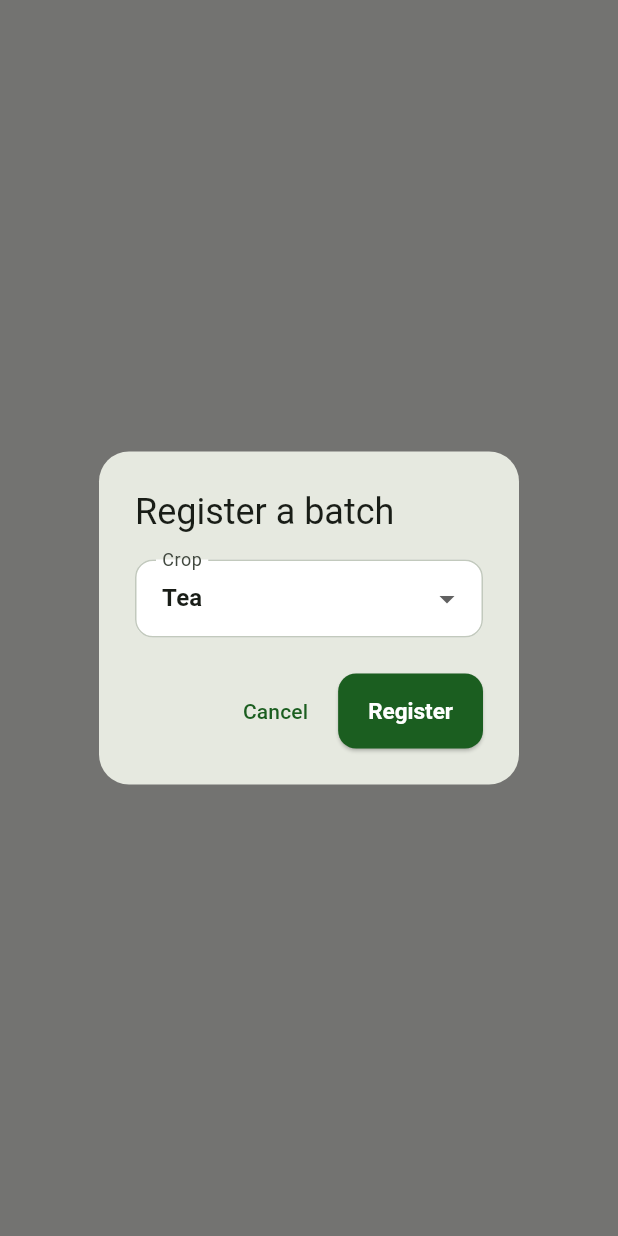
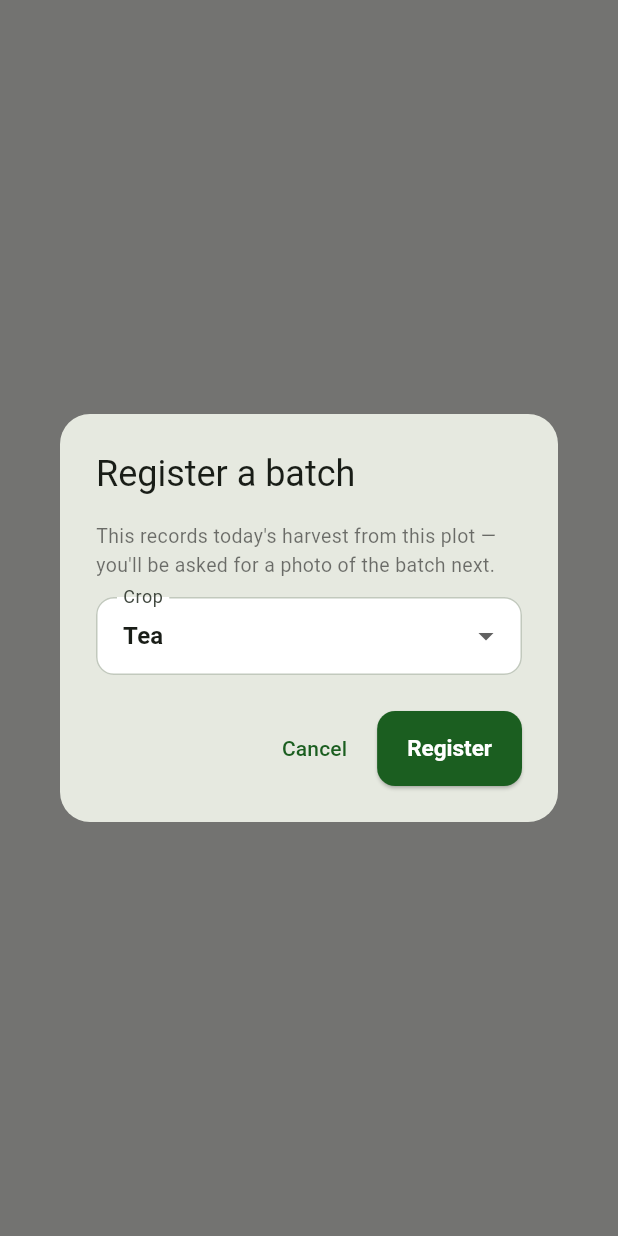
Before and after one commit to SSSARROW/agri, a Flutter app: what registerBatchForPlot() shows on an empty page, opened directly with empty values, on a phone screen of 412 x 824 dp. Run offline on Flutter 3.47's test engine with Material 3 defaults, Android fonts, the phone set to English and light mode, and no system bars; our stand-ins replace connectivity_plus, flutter_map, flutter_secure_storage, geolocator, hive_flutter, image_picker and 3 more; missing offline and left inert: mobile_scanner; accounts and stored records are empty; network calls fail.

Commit message:
Bundle photo + collect event into batch registration, not separate manual steps
Registering a batch left it stuck at REGISTERED with an empty timeline
until someone separately recorded Collect - impractical for a farmer who
harvests and sells their own batches without a collector in the middle
(a collector only verifies: weigh + collector_attestation, see
collector_home_page.dart, no change needed there). A batch photo was also
only ever optional.

Reworked registerBatchForPlot so one action does it all: photo is now
required before the batch is even created (looping on cancel rather than
letting it through blank, and avoiding an orphan batch with no evidence
if the farmer backs out), and a collect event is queued automatically
right after creation, representing the farmer's own harvest. Renamed the
plot screen's action button from "Batch" to "Harvest" to match. Verified
live end to end: registered a new batch, and its provenance timeline
shows both the photo and the collect event with no extra manual action.

```diff
--- a/mobile/lib/core/plot_actions.dart
+++ b/mobile/lib/core/plot_actions.dart
@@ -1,3 +1,5 @@
+import 'dart:io';
+
 import 'package:flutter/material.dart';
 
 import '../models/plot.dart';
@@ -633,6 +635,12 @@ Future<void> registerBatchForPlot(
               mainAxisSize: MainAxisSize.min,
               crossAxisAlignment: CrossAxisAlignment.start,
               children: [
+                const Text(
+                  "This records today's harvest from this plot — you'll be "
+                  'asked for a photo of the batch next.',
+                  style: TextStyle(color: Colors.black54, fontSize: 13),
+                ),
+                const SizedBox(height: 12),
                 _CropField(
                   initialCrop: crop,
                   onSelected: (newCrop) async {
@@ -733,6 +741,41 @@ Future<void> registerBatchForPlot(
   // prompt below needs it, it's usually already resolved.
   final positionFuture = LocationService.getCurrentPosition();
 
+  // Photo is taken *before* the batch is created, not after — a farmer
+  // registering a batch here is also the one harvesting it (a collector
+  // only verifies an existing batch, see collector_home_page.dart), so
+  // this is the one moment evidence exists to capture. Required, not
+  // optional: looping on cancel rather than letting it through with no
+  // photo, same as plot registration's own photo requirement. Taking it
+  // first also means a farmer who backs out entirely leaves no orphan
+  // batch behind with a code and no evidence.
+  File? photoFile;
+  while (photoFile == null) {
+    photoFile = await PhotoCapture.takePhoto();
+    if (photoFile != null || !context.mounted) break;
+    final retry = await showDialog<bool>(
+      context: context,
+      builder: (context) => AlertDialog(
+        title: const Text('Photo required'),
+        content: const Text(
+          'A photo of this batch is required to register it.',
+        ),
+        actions: [
+          TextButton(
+            onPressed: () => Navigator.of(context).pop(false),
+            child: const Text('Cancel registration'),
+          ),
+          ElevatedButton(
+            onPressed: () => Navigator.of(context).pop(true),
+            child: const Text('Take photo'),
+          ),
+        ],
+      ),
+    );
+    if (retry != true || !context.mounted) return;
+  }
+  if (!context.mounted) return;
+
   // Unlike a planting record, a batch code is issued by the server — it
   // can't be queued offline the way events can, since there's nothing
   // meaningful to show the farmer until the server hands back a real code.
@@ -750,21 +793,27 @@ Future<void> registerBatchForPlot(
   }
   final batch = result.data!;
 
-  // Photo evidence is prompted but not required — the batch is already
-  // safely created on the server before this runs, so skipping the camera
-  // or a failed upload must never look like registration itself failed.
-  final photoFile = await PhotoCapture.takePhoto();
-  if (photoFile != null && context.mounted) {
   final position = (await positionFuture).position;
   await FarmService.uploadPlotPhoto(
     plotId: plot.id,
     eventType: 'batch_photo',
-      imageFile: photoFile,
+    imageFile: photoFile!,
     batchId: batch.id,
     lat: position?.latitude,
     lon: position?.longitude,
   );
-  }
+
+  // Registering the batch *is* the harvest — a farmer can take and sell
+  // their own batches without a collector in the middle, so this records
+  // the collect event directly instead of leaving the batch stuck at
+  // "registered" until someone later scans its own QR to advance it.
+  await EventQueue.add(
+    eventType: 'collect',
+    payload: const {},
+    userId: AuthService.instance.userId,
+    batchId: batch.id,
+  );
+  SyncService.instance.syncNow();
 
   onDone?.call();
   if (!context.mounted) return;
--- a/mobile/lib/pages/plot_detail_page.dart
+++ b/mobile/lib/pages/plot_detail_page.dart
@@ -609,8 +609,8 @@ class _PlotDetailPageState extends State<PlotDetailPage> {
               Expanded(
                 child: _PlotActionButton(
                   icon: Icons.inventory_2_outlined,
-                  label: 'Batch',
-                  tooltip: 'Register batch',
+                  label: 'Harvest',
+                  tooltip: 'Record a harvest batch',
                   onPressed: () => registerBatchForPlot(
                     context,
                     plot,
```
Lines whose indentation alone changed are shown as unchanged.
